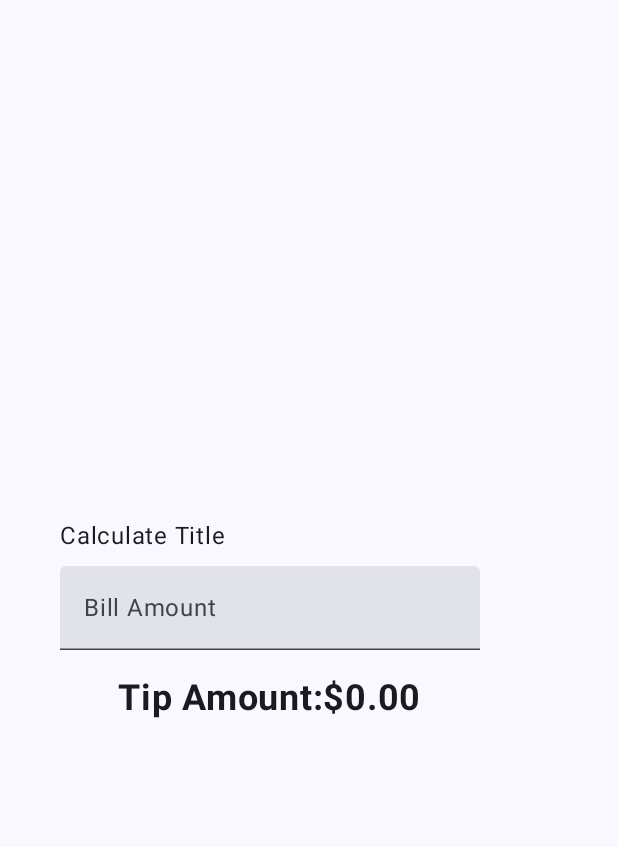
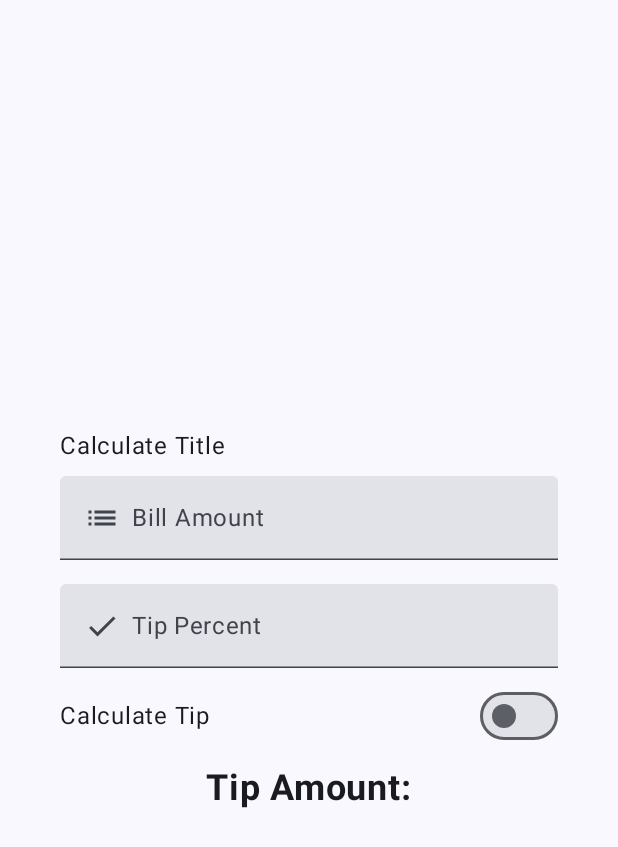
Before and after one commit to ggulcy/ComposeCodeLab, an Android app built with Jetpack Compose: the screen it shows after launch (MainActivity), on a phone screen of 412 x 824 dp. Shown: the top 847 px of the screen. Run offline under Robolectric (Android 15) with nearby library versions, the phone set to English and light mode, and no system bars.

Commit message:
[CodeLab Tutorial] 맞춤 팁 계산기

```diff
--- a/app/src/main/java/com/example/composecodelab/MainActivity.kt
+++ b/app/src/main/java/com/example/composecodelab/MainActivity.kt
@@ -1,22 +1,28 @@
 package com.example.composecodelab
 
-import android.annotation.SuppressLint
 import android.os.Bundle
 import androidx.activity.ComponentActivity
 import androidx.activity.compose.setContent
 import androidx.compose.foundation.layout.Arrangement
 import androidx.compose.foundation.layout.Box
 import androidx.compose.foundation.layout.Column
+import androidx.compose.foundation.layout.Row
 import androidx.compose.foundation.layout.fillMaxSize
+import androidx.compose.foundation.layout.fillMaxWidth
 import androidx.compose.foundation.layout.padding
 import androidx.compose.foundation.layout.safeDrawingPadding
 import androidx.compose.foundation.layout.statusBarsPadding
 import androidx.compose.foundation.rememberScrollState
 import androidx.compose.foundation.text.KeyboardOptions
 import androidx.compose.foundation.verticalScroll
+import androidx.compose.material.icons.Icons
+import androidx.compose.material.icons.filled.Done
+import androidx.compose.material.icons.filled.List
 import androidx.compose.material3.ExperimentalMaterial3Api
+import androidx.compose.material3.Icon
 import androidx.compose.material3.MaterialTheme
 import androidx.compose.material3.Surface
+import androidx.compose.material3.Switch
 import androidx.compose.material3.Text
 import androidx.compose.material3.TextField
 import androidx.compose.runtime.Composable
@@ -26,7 +32,9 @@ import androidx.compose.runtime.remember
 import androidx.compose.runtime.setValue
 import androidx.compose.ui.Alignment
 import androidx.compose.ui.Modifier
+import androidx.compose.ui.graphics.vector.ImageVector
 import androidx.compose.ui.text.font.FontWeight
+import androidx.compose.ui.text.input.ImeAction
 import androidx.compose.ui.text.input.KeyboardType
 import androidx.compose.ui.tooling.preview.Preview
 import androidx.compose.ui.unit.dp
@@ -53,7 +61,15 @@ class MainActivity : ComponentActivity() {
 @Composable
 fun CalculationContainer(modifier: Modifier = Modifier) {
     var amountInput by remember { mutableStateOf("") }
-    val tip = calculateTip(amountInput.toDoubleOrNull() ?: 0.0)
+    var tipInput by remember { mutableStateOf("") }
+    var roundTip by remember { mutableStateOf(false) }
+
+    var tip = calculateTip(
+        amount = amountInput.toDoubleOrNull(),
+        tipPercent = tipInput.toDoubleOrNull(),
+        roundTip
+    )
+
     Box(Modifier.fillMaxSize()) {
         Column(
             modifier = Modifier
@@ -62,12 +78,37 @@ fun CalculationContainer(modifier: Modifier = Modifier) {
                 .verticalScroll(rememberScrollState())
                 .safeDrawingPadding()
                 .align(Alignment.CenterStart)
+                .fillMaxWidth()
         ) {
             Text(
                 text = "Calculate Title"
             )
-            EditNumberField(amountInput, {
-                amountInput = it
+            InputField(
+                inputValue = amountInput,
+                onValueChange = {
+                    amountInput = it
+                },
+                keyboardOptions = KeyboardOptions.Default.copy(
+                    keyboardType = KeyboardType.Number,
+                    imeAction = ImeAction.Next
+                ),
+                icon = Icons.Filled.List,
+                label = "Bill Amount"
+            )
+            InputField(
+                inputValue = tipInput,
+                onValueChange = {
+                    tipInput = it
+                },
+                keyboardOptions = KeyboardOptions.Default.copy(
+                    keyboardType = KeyboardType.Number,
+                    imeAction = ImeAction.Done
+                ),
+                icon = Icons.Filled.Done,
+                label = "Tip Percent"
+            )
+            RoundSwitch(roundTip, onCheckedChanged = {
+                roundTip = it
             })
             Text(
                 text = "Tip Amount:$tip",
@@ -81,26 +122,65 @@ fun CalculationContainer(modifier: Modifier = Modifier) {
     }
 }
 
+@Composable
+fun RoundSwitch(
+    flag: Boolean,
+    onCheckedChanged: (Boolean) -> Unit
+) {
+    Row(
+        Modifier.fillMaxWidth(),
+        horizontalArrangement = Arrangement.SpaceBetween
+    ) {
+        Text(
+            text = "Calculate Tip",
+            modifier = Modifier.align(Alignment.CenterVertically)
+        )
+        Switch(
+            checked = flag,
+            onCheckedChange = onCheckedChanged
+        )
+    }
+}
 
 @OptIn(ExperimentalMaterial3Api::class)
 @Composable
-fun EditNumberField(
-    amountInput: String,
+fun InputField(
+    inputValue: String,
     onValueChange: (String) -> Unit,
-    modifier: Modifier = Modifier
+    modifier: Modifier = Modifier,
+    keyboardOptions: KeyboardOptions,
+    icon: ImageVector,
+    label: String
 ) {
     TextField(
-        value = amountInput,
+        value = inputValue,
         onValueChange = onValueChange,
-        modifier = modifier.padding(top = 8.dp, bottom = 8.dp),
-        keyboardOptions = KeyboardOptions(keyboardType = KeyboardType.Number),
+        modifier = modifier
+            .padding(top = 8.dp, bottom = 8.dp)
+            .fillMaxWidth(),
+        keyboardOptions = keyboardOptions,
         singleLine = true,
-        label = { Text(text = "Bill Amount") }
+        label = {
+            Row {
+                Icon(
+                    imageVector = icon, contentDescription = null,
+                    modifier.padding(end = 8.dp)
+                )
+                Text(text = label)
+            }
+        }
     )
 }
 
-fun calculateTip(amount: Double, tipPercent: Double = 15.0): String {
-    return NumberFormat.getCurrencyInstance().format(tipPercent / 100 * amount)
+fun calculateTip(amount: Double?, tipPercent: Double?, isRoundTip: Boolean): String {
+    amount?.let { amount ->
+        tipPercent?.let { tipPercent ->
+            var tip = tipPercent / 100 * amount
+            if (isRoundTip) tip = kotlin.math.ceil(tip)
+            return NumberFormat.getCurrencyInstance().format(tip)
+        }
+    }
+    return ""
 }
 
 @Preview(showBackground = true)
```
